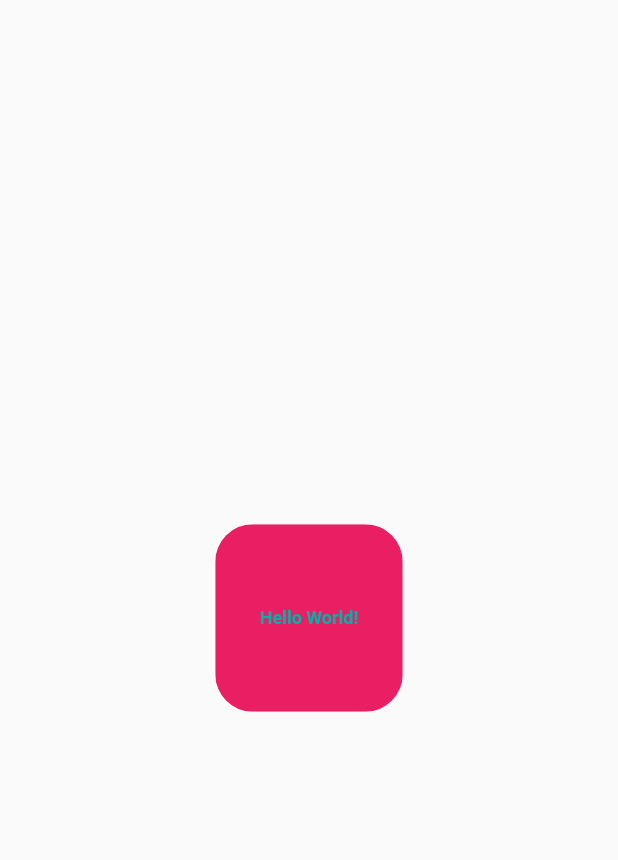
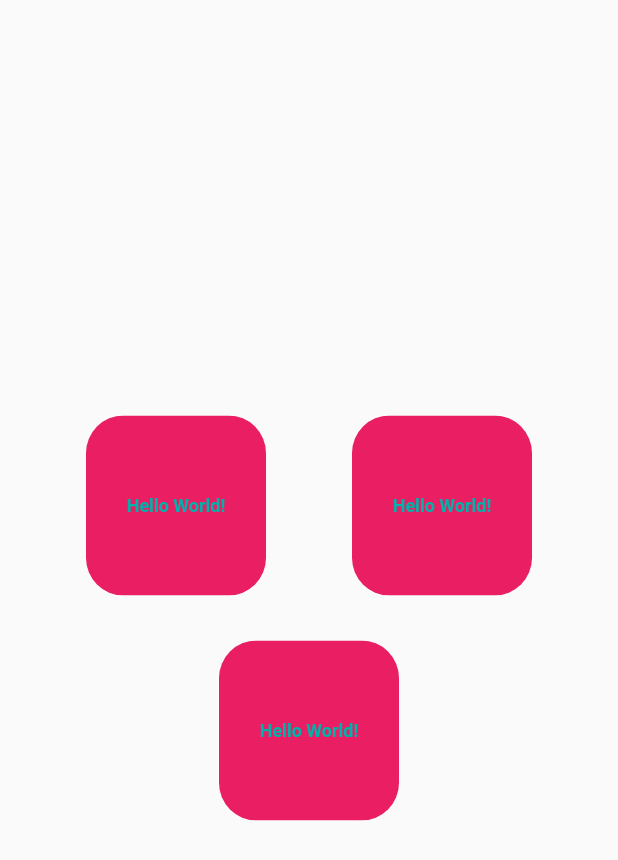
Before and after one commit to Mihael-Scofield/Animais-Bloc, a Flutter app: the screen it shows after launch, on a phone screen of 412 x 824 dp. Shown: the top 860 px of the screen. Run offline on Flutter 3.47's test engine with Material 2 defaults, Android fonts, the phone set to English and light mode, and no system bars; Roboto replaces fonts that are missing (Trebuchet).

Commit message:
INT: Adição de 3 cards

```diff
--- a/animais_bloc/lib/view/menuTela.dart
+++ b/animais_bloc/lib/view/menuTela.dart
@@ -19,7 +19,22 @@ class _MenuState extends State<MenuTela> {
   @override
   Widget build(BuildContext context) {
     return Scaffold(
-      body: Center(child: createAnimalCard()),
+      body: Column(
+        mainAxisAlignment: MainAxisAlignment.center,
+        children: [
+          Row(
+            mainAxisAlignment: MainAxisAlignment.spaceEvenly,
+            children: [
+              createAnimalCard(),
+              createAnimalCard(),
+            ],
+          ),
+
+          SizedBox(height: 30),
+
+          createAnimalCard()
+        ],
+      ),
     );
   }
 
@@ -30,8 +45,8 @@ class _MenuState extends State<MenuTela> {
         child: Container(
             child: Center(child: Text("Hello World!")),
             color: Colors.pink,
-            height: 125,
-            width: 125),
+            height: 120,
+            width: 120),
       ),
       onTap: () {
         //TODO Navega para pagina do animal navigateToAnimalPage(inkAnimal); // Navega de acordo com a chamada
```
